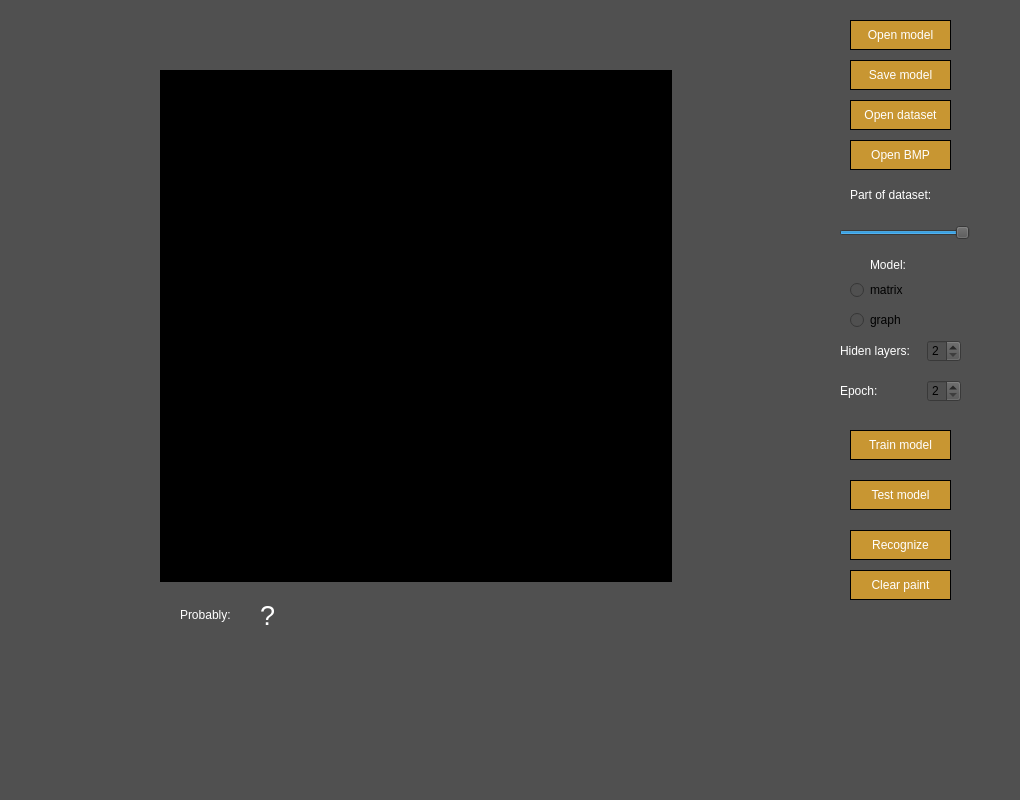
Before: the Qt Designer form src/view/view.ui in KolyaDavydov/CPP_ML_MultilauerPerceptron, drawn with Qt 5.
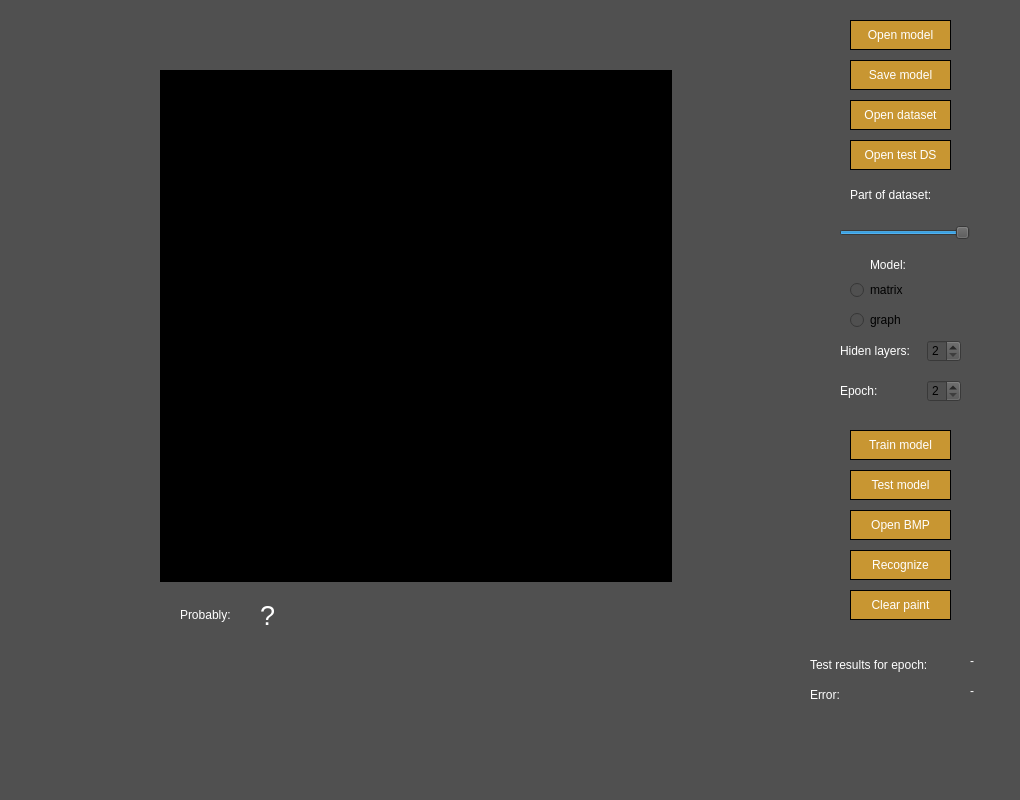
After: the same form once the commit is applied.

The edit to the form file:
```diff
--- a/src/view/view.ui
+++ b/src/view/view.ui
@@ -109,7 +109,7 @@
     <property name="geometry">
      <rect>
       <x>850</x>
-      <y>140</y>
+      <y>510</y>
       <width>101</width>
       <height>30</height>
      </rect>
@@ -314,7 +314,7 @@
     <property name="geometry">
      <rect>
       <x>850</x>
-      <y>480</y>
+      <y>470</y>
       <width>101</width>
       <height>30</height>
      </rect>
@@ -337,7 +337,7 @@
     <property name="geometry">
      <rect>
       <x>850</x>
-      <y>530</y>
+      <y>550</y>
       <width>101</width>
       <height>30</height>
      </rect>
@@ -360,7 +360,7 @@
     <property name="geometry">
      <rect>
       <x>850</x>
-      <y>570</y>
+      <y>590</y>
       <width>101</width>
       <height>30</height>
      </rect>
@@ -416,6 +416,93 @@
      <string>?</string>
     </property>
    </widget>
+   <widget class="QPushButton" name="pushButton_open_test_dataset">
+    <property name="geometry">
+     <rect>
+      <x>850</x>
+      <y>140</y>
+      <width>101</width>
+      <height>30</height>
+     </rect>
+    </property>
+    <property name="styleSheet">
+     <string notr="true">QPushButton {
+  color: white;
+  background-color: rgb(200, 150, 50);
+  border: 1px solid black;
+}
+QPushButton:pressed {
+    background-color: rgb(150, 100, 0);
+}</string>
+    </property>
+    <property name="text">
+     <string>Open test DS</string>
+    </property>
+   </widget>
+   <widget class="QLabel" name="label_test_tesults">
+    <property name="geometry">
+     <rect>
+      <x>810</x>
+      <y>650</y>
+      <width>131</width>
+      <height>30</height>
+     </rect>
+    </property>
+    <property name="styleSheet">
+     <string notr="true">color: white;</string>
+    </property>
+    <property name="text">
+     <string>Test results for epoch:</string>
+    </property>
+   </widget>
+   <widget class="QLabel" name="label_accuracy">
+    <property name="geometry">
+     <rect>
+      <x>810</x>
+      <y>680</y>
+      <width>61</width>
+      <height>30</height>
+     </rect>
+    </property>
+    <property name="styleSheet">
+     <string notr="true">color: white;</string>
+    </property>
+    <property name="text">
+     <string>Error:</string>
+    </property>
+   </widget>
+   <widget class="QLabel" name="label_accuracy_val">
+    <property name="geometry">
+     <rect>
+      <x>970</x>
+      <y>680</y>
+      <width>21</width>
+      <height>21</height>
+     </rect>
+    </property>
+    <property name="styleSheet">
+     <string notr="true">color: white;</string>
+    </property>
+    <property name="text">
+     <string>-</string>
+    </property>
+   </widget>
+   <widget class="QLabel" name="label_accuracy_val_2">
+    <property name="geometry">
+     <rect>
+      <x>970</x>
+      <y>650</y>
+      <width>21</width>
+      <height>21</height>
+     </rect>
+    </property>
+    <property name="styleSheet">
+     <string notr="true">color: white;</string>
+    </property>
+    <property name="text">
+     <string>-</string>
+    </property>
+   </widget>
   </widget>
   <widget class="QStatusBar" name="statusbar"/>
  </widget>
```
